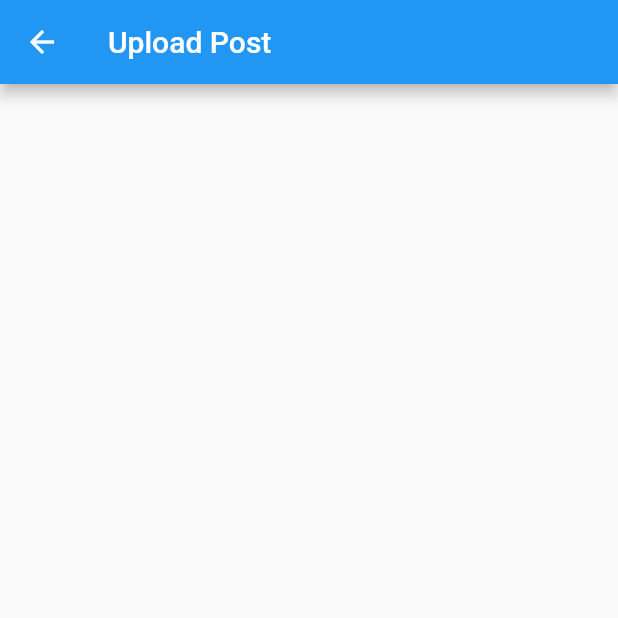
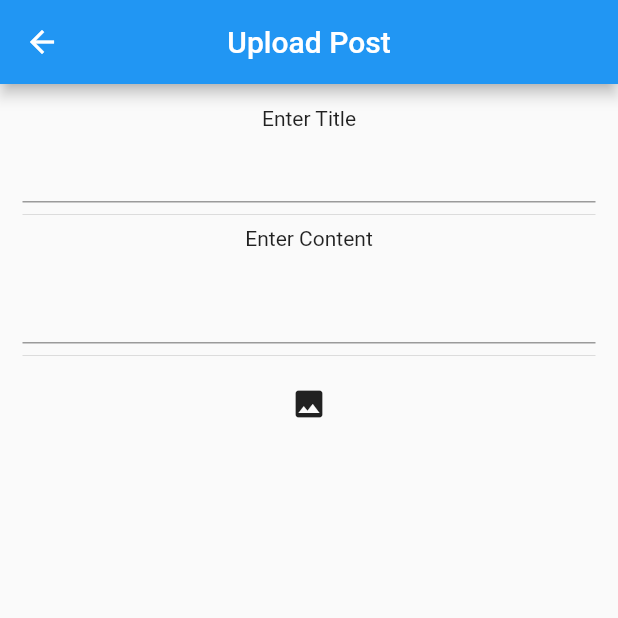
Before and after one commit to pyae-phyoe-naing/Get_X_Example, a Flutter app: the Upload screen opened directly, on a phone screen of 412 x 824 dp, the top half of it. Run offline on Flutter 3.47's test engine with Material 2 defaults, Android fonts, the phone set to English and light mode, and no system bars; our stand-ins replace dio, get, shimmer; network calls fail.

Commit message:
add post ui

```diff
--- a/lib/screen/upload.dart
+++ b/lib/screen/upload.dart
@@ -1,6 +1,6 @@
+import 'package:blog_app/controller/add_post_controller.dart';
 import 'package:flutter/material.dart';
-import 'package:flutter/src/foundation/key.dart';
-import 'package:flutter/src/widgets/framework.dart';
+import 'package:get/get.dart';
 
 class Upload extends StatefulWidget {
   const Upload({Key? key}) : super(key: key);
@@ -10,10 +10,47 @@ class Upload extends StatefulWidget {
 }
 
 class _UploadState extends State<Upload> {
+  final AddPostController _addPostController = Get.put(AddPostController());
+  final GlobalKey<FormState> _key = GlobalKey<FormState>();
   @override
   Widget build(BuildContext context) {
     return Scaffold(
-      appBar: AppBar(title: const Text('Upload Post')),
+      appBar: AppBar(
+        title: const Text('Upload Post'),
+        centerTitle: true,
+      ),
+      body: Obx(() {
+        AddPostState state = _addPostController.addPostState.value;
+        if (state is AddPostLoading) {
+          return const Center(child: CircularProgressIndicator());
+        } else if (state is AddPostSuccess) {
+          return Center(
+            child: Text(state.addPostResponse.result ?? ''),
+          );
+        } else if (state is AddPostError) {
+          return const Center(
+            child: Text('Error'),
+          );
+        }
+        return Form(
+          key: _key,
+          child: Padding(
+            padding: const EdgeInsets.all(15),
+            child: Column(children: [
+              const Text('Enter Title'),
+              TextFormField(),
+              const Divider(),
+              const Text('Enter Content'),
+              TextFormField(
+                maxLines: 5,
+                minLines: 2,
+              ),
+              const Divider(),
+              IconButton(onPressed: () {}, icon: const Icon(Icons.photo))
+            ]),
+          ),
+        );
+      }),
     );
   }
 }
--- a/pubspec.yaml
+++ b/pubspec.yaml
@@ -36,6 +36,7 @@ dependencies:
   dio: ^4.0.6
   get: ^4.6.5
   shimmer: ^2.0.0
+  image_picker: ^0.8.6
 
 dev_dependencies:
   flutter_test:
```
Also changed, not shown: pubspec.lock, 1 other file.
